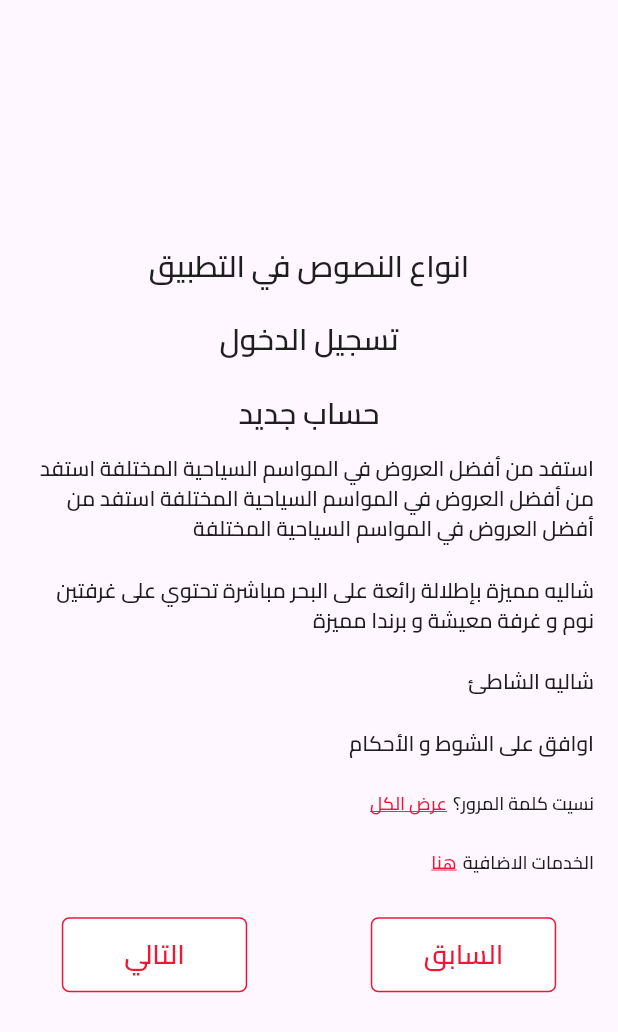
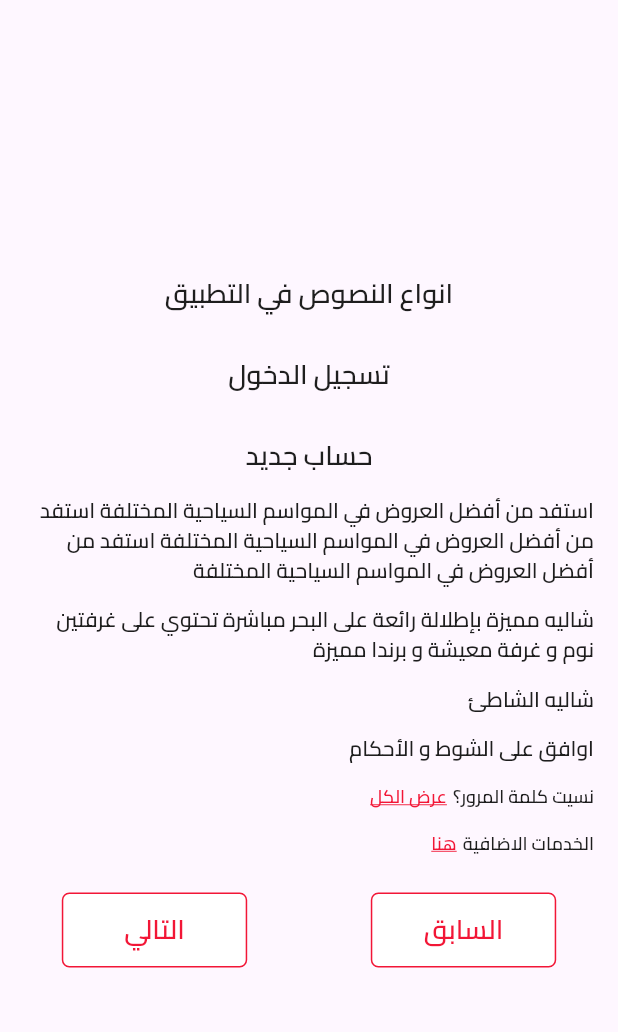
Before and after one commit to mustafa7915222/TourGo, a Flutter app: the TestTextPage screen opened directly, on a phone screen of 412 x 824 dp. Shown: the top 1032 px of the screen. Run offline on Flutter 3.47's test engine with Material 3 defaults, Android fonts, the light colour scheme and no system bars; network calls fail.

Commit message:
first commit

```diff
--- a/lib/utils/constants.dart
+++ b/lib/utils/constants.dart
@@ -69,7 +69,7 @@ class AppConstants {
 
 /* text */
   // page title
-  static const double pageTitleFontSize = 20;
+  static const double pageTitleFontSize = 18;
   static const FontWeight pageTitleFontWeight = FontWeight.bold;
 
 // page title text
@@ -153,4 +153,26 @@ class AppConstants {
   static const double networkImageSmallHeight = 0.25;
   static const double networkImageBigWidth = 0.9;
   static const double networkImageBigHeight = 0.5;
+
+
+  /*List*/
+// horizontal list
+  static const double horizontalListRadius = 15.0;
+  static const double horizontalListMarginAll = 8.0;
+  static const double horizontalListSpreadRadius = 1;
+  static const double horizontalListBlurRadius = 2;
+  static const double horizontalListOffsetFrom = 0;
+  static const double horizontalListOffsetTo = 2;
+  static Color horizontalListBorderShadowColor = Colors.black.withOpacity(
+      0.2);
+
+  // vertical list
+  static const double verticalListRadius = 15.0;
+  static const double verticalListMarginAll = 8.0;
+  static const double verticalListSpreadRadius = 1;
+  static const double verticalListBlurRadius = 2;
+  static const double verticalListOffsetFrom = 0;
+  static const double verticalListOffsetTo = 2;
+  static Color verticalListBorderShadowColor = Colors.black.withOpacity(
+      0.2);
 }
--- a/lib/widgets/text.dart
+++ b/lib/widgets/text.dart
@@ -4,7 +4,9 @@ import '../utils/constants.dart';
 
 /// A widget that displays a title text with a specific style.
 Widget textTitle(String text) {
-  return Text(
+  return Padding(
+    padding: const EdgeInsets.symmetric(vertical: 4.0, horizontal: 16.0),
+    child: Text(
       text,
       style: const TextStyle(
         fontSize: AppConstants.pageTitleFontSize,
@@ -12,13 +14,14 @@ Widget textTitle(String text) {
         fontWeight: AppConstants.pageTitleFontWeight,
         fontFamily: AppConstants.fontFamily,
       ),
+    ),
   );
 }
 
 /// A widget that displays a paragraph text with padding and a specific style.
 Widget textParagraph(String text) {
   return Padding(
-    padding: const EdgeInsets.symmetric(vertical: 8.0, horizontal: 16.0),
+    padding: const EdgeInsets.symmetric(vertical: 4.0, horizontal: 16.0),
     child: Text(
       text,
       style: const TextStyle(
@@ -33,7 +36,7 @@ Widget textParagraph(String text) {
 /// A widget that displays primary text with padding and a specific style.
 Widget textPrimary(String text) {
   return Padding(
-    padding: const EdgeInsets.symmetric(vertical: 8.0, horizontal: 16.0),
+    padding: const EdgeInsets.symmetric(vertical: 4.0, horizontal: 16.0),
     child: Text(
       text,
       style: const TextStyle(
@@ -49,7 +52,7 @@ Widget textPrimary(String text) {
 /// A widget that displays secondary text with padding and a specific style.
 Widget textSecondary(String text) {
   return Padding(
-    padding: const EdgeInsets.fromLTRB(0, 8, 16, 8),
+    padding: const EdgeInsets.fromLTRB(0, 4, 16, 4),
     child: Text(
       text,
       style: const TextStyle(
@@ -68,7 +71,7 @@ Widget textLink(String text, {required void Function() onTap}) {
   return GestureDetector(
     onTap: onTap,
     child: Padding(
-      padding: const EdgeInsets.symmetric(vertical: 8.0, horizontal: 4.0),
+      padding: const EdgeInsets.symmetric(vertical: 4.0, horizontal: 4.0),
       child: Text(
         text,
         style: const TextStyle(
@@ -83,3 +86,20 @@ Widget textLink(String text, {required void Function() onTap}) {
     ),
   );
 }
+
+Widget textListTitle(String text) {
+  return Padding(
+    padding: const EdgeInsets.symmetric(vertical: 4.0, horizontal: 16.0),
+    child: Text(
+      text,
+      style: const TextStyle(
+        fontSize: AppConstants.paragraphFontSize,
+        color: AppConstants.myBlack,
+        fontWeight: AppConstants.paragraphFontWeight,
+        fontFamily: AppConstants.fontFamily,
+      ),
+      overflow: TextOverflow.ellipsis,
+
+    ),
+  );
+}
```
Also changed, not shown: lib/screens/test_image.dart (+5 -5 lines), lib/screens/test_list_h.dart (added, +72 -0 lines), lib/screens/test_list_v.dart (added, +63 -0 lines), lib/utils/help_function.dart (added, +63 -0 lines), lib/widgets/Lists.dart (added, +108 -0 lines), lib/utils/var.dart (added). Lines whose indentation alone changed are shown as unchanged.
